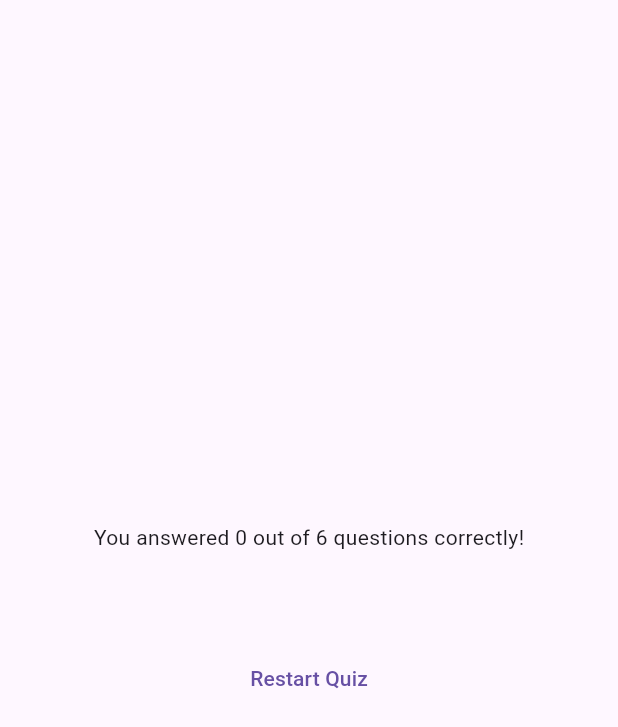
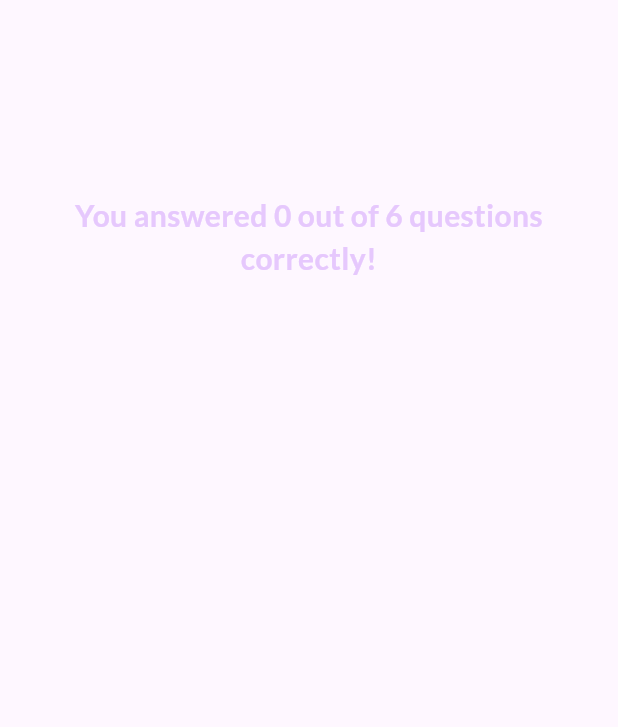
Before and after one commit to fahim25/flutter_quiz, a Flutter app: the ResultScreen widget shown alone on an empty page, opened directly with empty values, on a phone screen of 412 x 824 dp. Shown: the top 727 px of the screen. Run offline on Flutter 3.47's test engine with Material 3 defaults, Android fonts, the phone set to English and light mode, and no system bars; our stand-ins replace google_fonts.

Commit message:
final, have to work with icon

```diff
--- /dev/null
+++ b/lib/questions_summary/questions_summary.dart
@@ -0,0 +1,22 @@
+import 'package:flutter/material.dart';
+import 'package:flutter_quiz/questions_summary/summary_item.dart';
+
+class QuestionsSummary extends StatelessWidget {
+  const QuestionsSummary(this.summaryData, {super.key});
+
+  final List<Map<String, Object>> summaryData;
+
+  @override
+  Widget build(BuildContext context) {
+    return SizedBox(
+      height: 400,
+      child: SingleChildScrollView(
+        child: Column(
+          children: summaryData.map((data) {
+            return SummaryItem(data);
+          }).toList(),
+        ),
+      ),
+    );
+  }
+}
--- a/lib/screens/result_screen.dart
+++ b/lib/screens/result_screen.dart
@@ -1,13 +1,16 @@
 import 'package:flutter/material.dart';
 import 'package:flutter_quiz/data/questions.dart';
-import 'package:flutter_quiz/questions_summary.dart';
+import 'package:flutter_quiz/questions_summary/questions_summary.dart';
+import 'package:google_fonts/google_fonts.dart';
 
 class ResultScreen extends StatelessWidget {
   const ResultScreen({
     super.key,
     required this.chosenAns,
+    required this.onRestart,
   });
 
+  final void Function() onRestart;
   final List<String> chosenAns;
 
   List<Map<String, Object>> getSummaryData() {
@@ -43,7 +46,14 @@ class ResultScreen extends StatelessWidget {
           mainAxisAlignment: MainAxisAlignment.center,
           children: [
             Text(
-                'You answered $correctQuestionNum out of $totalQuestionNum questions correctly!'),
+              'You answered $correctQuestionNum out of $totalQuestionNum questions correctly!',
+              style: GoogleFonts.lato(
+                color: const Color.fromARGB(255, 230, 200, 253),
+                fontSize: 20,
+                fontWeight: FontWeight.bold,
+              ),
+              textAlign: TextAlign.center,
+            ),
             const SizedBox(
               height: 30,
             ),
@@ -51,9 +61,13 @@ class ResultScreen extends StatelessWidget {
             const SizedBox(
               height: 30,
             ),
-            TextButton(
-              onPressed: () {},
-              child: const Text('Restart Quiz'),
+            TextButton.icon(
+              onPressed: onRestart,
+              style: TextButton.styleFrom(
+                foregroundColor: Colors.white,
+              ),
+              icon: const Icon(Icons.refresh),
+              label: const Text('Restart Quiz!'),
             )
           ],
         ),
```
Also changed, not shown: lib/questions_summary.dart (deleted, +0 -32 lines), lib/questions_summary/questions_identifiers.dart (added, +33 -0 lines), lib/questions_summary/summary_item.dart (added, +61 -0 lines), lib/screens/quiz.dart (+8 -0 lines), pubspec.yaml (+10 -6 lines), assets/icon/icon.png (added).
